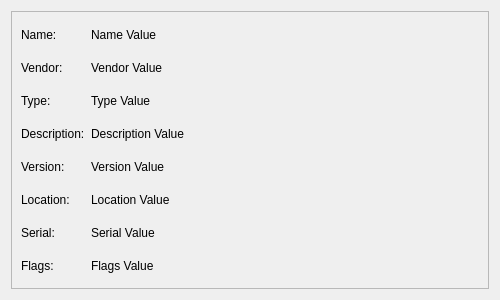
The window that qt/OpenRGBDeviceInfoPage/OpenRGBDeviceInfoPage.ui (Emiliopg91/OpenRGB) describes before a commit, drawn with Qt 5.
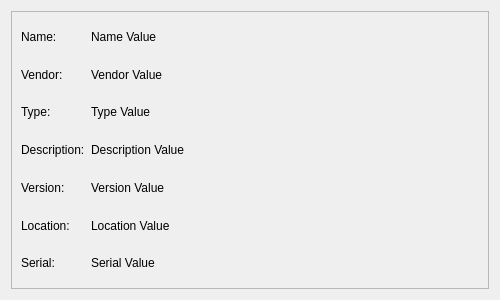
The same window after the commit.

What changed in the file:
```diff
--- a/qt/OpenRGBDeviceInfoPage/OpenRGBDeviceInfoPage.ui
+++ b/qt/OpenRGBDeviceInfoPage/OpenRGBDeviceInfoPage.ui
@@ -154,23 +154,6 @@
         </property>
        </widget>
       </item>
-      <item row="7" column="0">
-       <widget class="QLabel" name="FlagsLabel">
-        <property name="text">
-         <string>Flags:</string>
-        </property>
-       </widget>
-      </item>
-      <item row="7" column="1">
-       <widget class="QLabel" name="FlagsValue">
-        <property name="text">
-         <string notr="true">Flags Value</string>
-        </property>
-        <property name="wordWrap">
-         <bool>true</bool>
-        </property>
-       </widget>
-      </item>
      </layout>
     </widget>
    </item>
```
Left out of the diff: 6 changed lines with no effect on the pictures.
